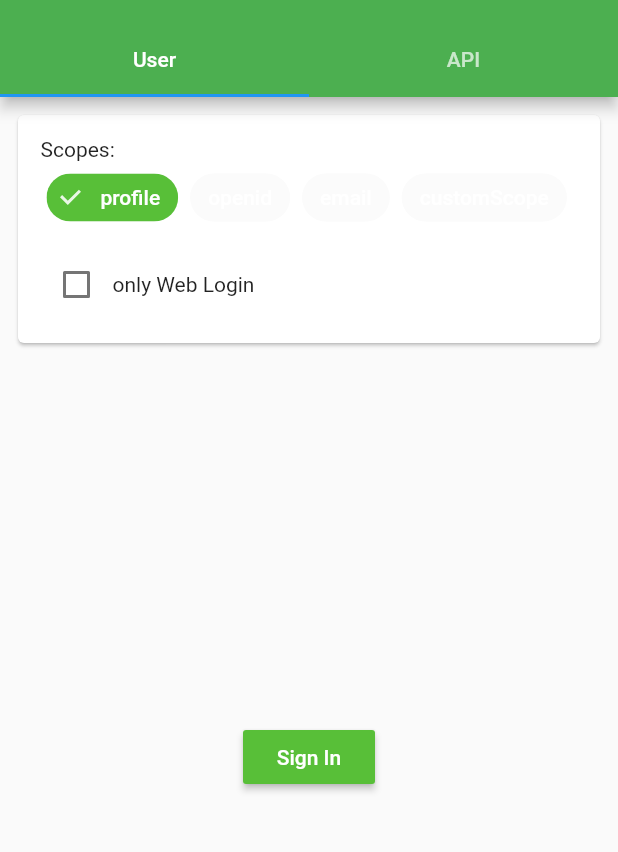
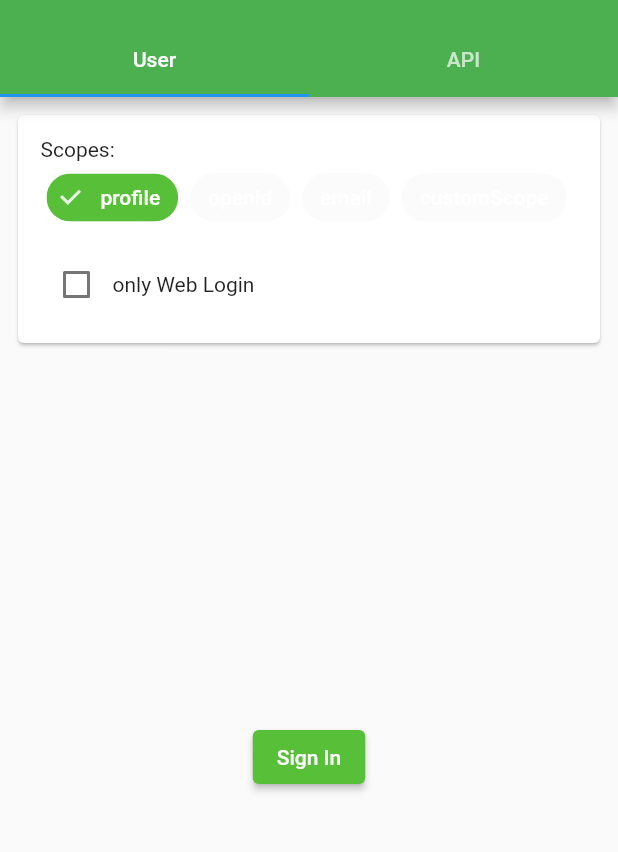
Before and after one commit to line/flutter_line_sdk, a Flutter app: the screen it shows after launch, on a phone screen of 412 x 824 dp, the part 59-911 px from its top. Run offline on Flutter 3.47's test engine with Material 2 defaults, Android fonts, the phone set to English and light mode, and no system bars.

Commit message:
Replace RaisedButton to ElevateButton

```diff
--- a/example/lib/src/screen/home_page.dart
+++ b/example/lib/src/screen/home_page.dart
@@ -60,13 +60,11 @@ class _HomePageState extends State<HomePage>
             _configCard(),
             Expanded(
               child: Center(
-                child: RaisedButton(
-                  textColor: textColor,
-                  color: accentColor,
-                  onPressed: _signIn,
-                  child: Text('Sign In'),
-                ),
-              ),
+                  child: ElevatedButton(
+                      child: Text('Sign In'),
+                      onPressed: _signIn,
+                      style: ElevatedButton.styleFrom(
+                          primary: accentColor, onPrimary: textColor))),
             ),
           ],
         ),
```
Also changed, not shown: example/lib/src/widget/user_info_widget.dart (+7 -7 lines).
